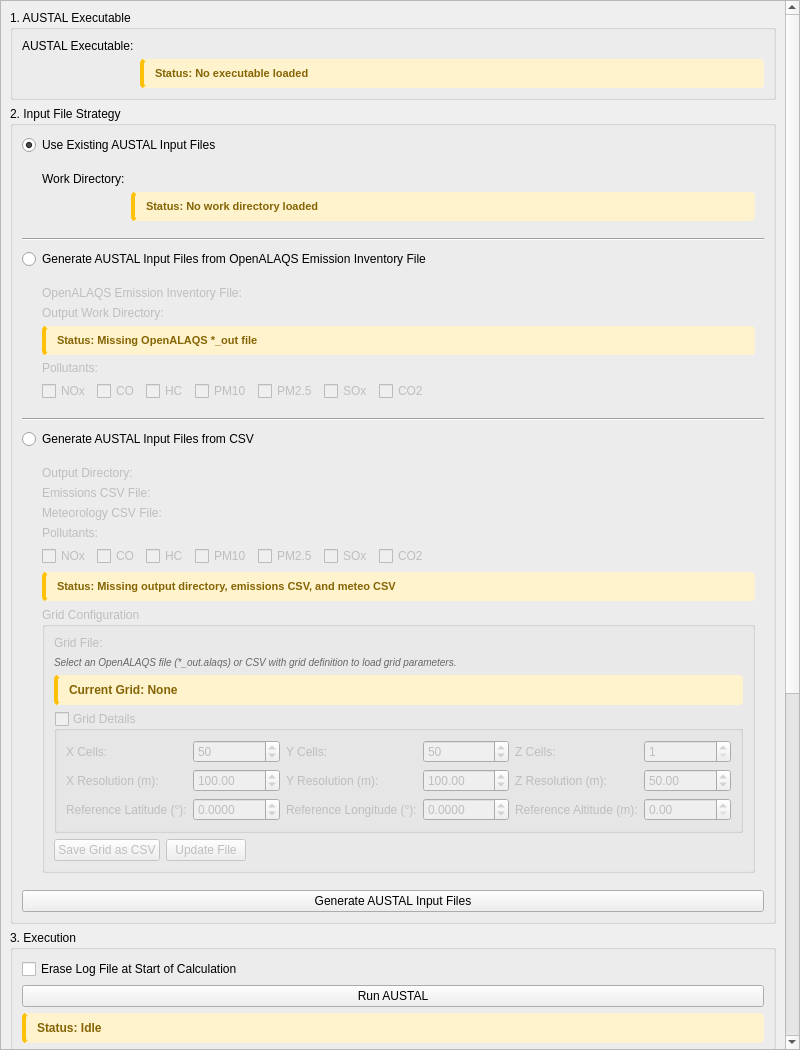
Qt form open_alaqs/ui/ui_run_austal.ui (eurocontrol-asu/open_alaqs) before a commit.
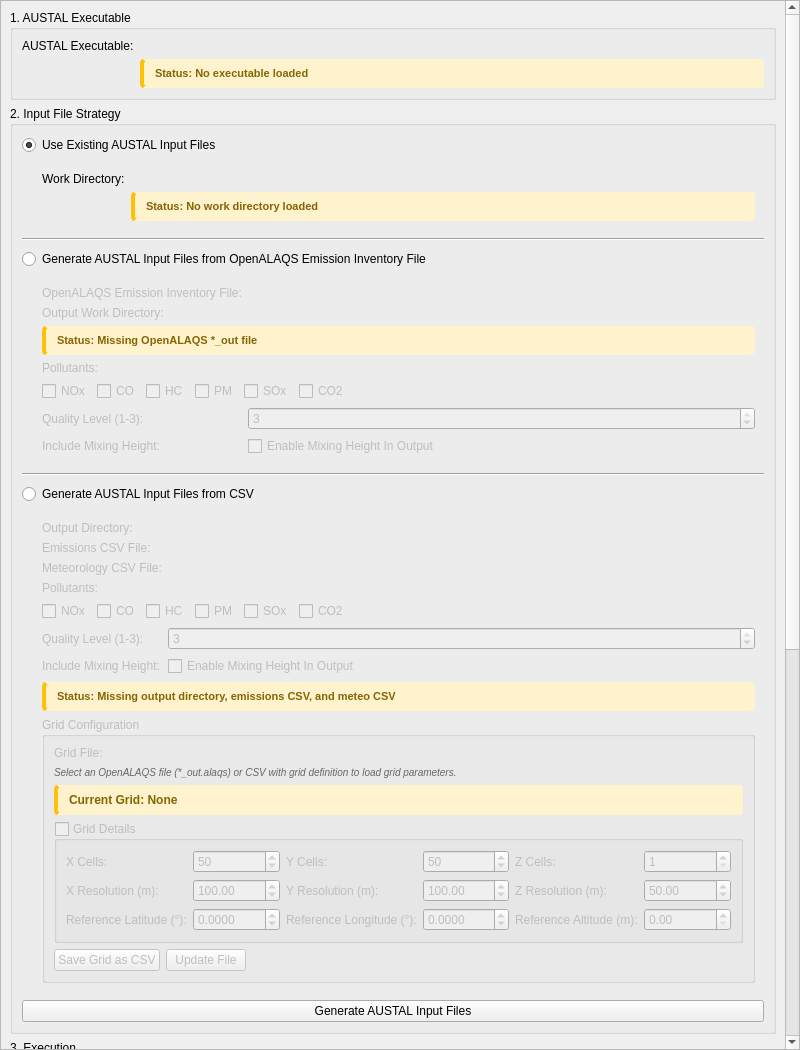
The same form after that commit. Custom widgets are drawn as their Qt base class.

Commit message: [feature] Added AUSTAL quality level and mixing height UI controls. Reconnected the part to be able to generate AUSTAL input files from an *_out.alaqs file

Diff of the .ui file:
```diff
--- a/open_alaqs/ui/ui_run_austal.ui
+++ b/open_alaqs/ui/ui_run_austal.ui
@@ -282,14 +282,7 @@
            <item>
             <widget class="QCheckBox" name="alaqs_pollutant_pm10">
              <property name="text">
-              <string>PM10</string>
-             </property>
-            </widget>
-           </item>
-           <item>
-            <widget class="QCheckBox" name="alaqs_pollutant_pm25">
-             <property name="text">
-              <string>PM2.5</string>
+              <string>PM</string>
              </property>
             </widget>
            </item>
@@ -322,6 +315,40 @@
            </item>
           </layout>
          </item>
+         <item row="5" column="0">
+          <widget class="QLabel" name="alaqsQualityLevelLabel">
+           <property name="text">
+            <string>Quality Level (1-3):</string>
+           </property>
+          </widget>
+         </item>
+         <item row="5" column="1">
+          <widget class="QSpinBox" name="alaqs_quality_level_spinbox">
+           <property name="minimum">
+            <number>1</number>
+           </property>
+           <property name="maximum">
+            <number>3</number>
+           </property>
+           <property name="value">
+            <number>3</number>
+           </property>
+          </widget>
+         </item>
+         <item row="6" column="0">
+          <widget class="QLabel" name="alaqsMixingHeightLabel">
+           <property name="text">
+            <string>Include Mixing Height:</string>
+           </property>
+          </widget>
+         </item>
+         <item row="6" column="1">
+          <widget class="QCheckBox" name="alaqs_mixing_height_checkbox">
+           <property name="text">
+            <string>Enable Mixing Height In Output</string>
+           </property>
+          </widget>
+         </item>
         </layout>
        </widget>
       </item>
@@ -440,14 +467,7 @@
            <item>
             <widget class="QCheckBox" name="pollutant_pm10">
              <property name="text">
-              <string>PM10</string>
-             </property>
-            </widget>
-           </item>
-           <item>
-            <widget class="QCheckBox" name="pollutant_pm25">
-             <property name="text">
-              <string>PM2.5</string>
+              <string>PM</string>
              </property>
             </widget>
            </item>
@@ -480,7 +500,41 @@
            </item>
           </layout>
          </item>
-         <item row="5" column="0" colspan="2">
+         <item row="5" column="0">
+          <widget class="QLabel" name="csvQualityLevelLabel">
+           <property name="text">
+            <string>Quality Level (1-3):</string>
+           </property>
+          </widget>
+         </item>
+         <item row="5" column="1">
+          <widget class="QSpinBox" name="csv_quality_level_spinbox">
+           <property name="minimum">
+            <number>1</number>
+           </property>
+           <property name="maximum">
+            <number>3</number>
+           </property>
+           <property name="value">
+            <number>3</number>
+           </property>
+          </widget>
+         </item>
+         <item row="6" column="0">
+          <widget class="QLabel" name="csvMixingHeightLabel">
+           <property name="text">
+            <string>Include Mixing Height:</string>
+           </property>
+          </widget>
+         </item>
+         <item row="6" column="1">
+          <widget class="QCheckBox" name="csv_mixing_height_checkbox">
+           <property name="text">
+            <string>Enable Mixing Height In Output</string>
+           </property>
+          </widget>
+         </item>
+         <item row="7" column="0" colspan="2">
           <widget class="QLabel" name="external_files_feedback">
            <property name="text">
             <string>Status: Missing output directory, emissions CSV, and meteo CSV</string>
@@ -491,7 +545,7 @@
           </widget>
          </item>
          <!-- Grid Configuration (Nested in CSV Generation) -->
-         <item row="6" column="0" colspan="2">
+         <item row="8" column="0" colspan="2">
           <widget class="QGroupBox" name="gridManagementGroupBox">
            <property name="title">
             <string>Grid Configuration</string>
```
The commit also changes 1 other file.
